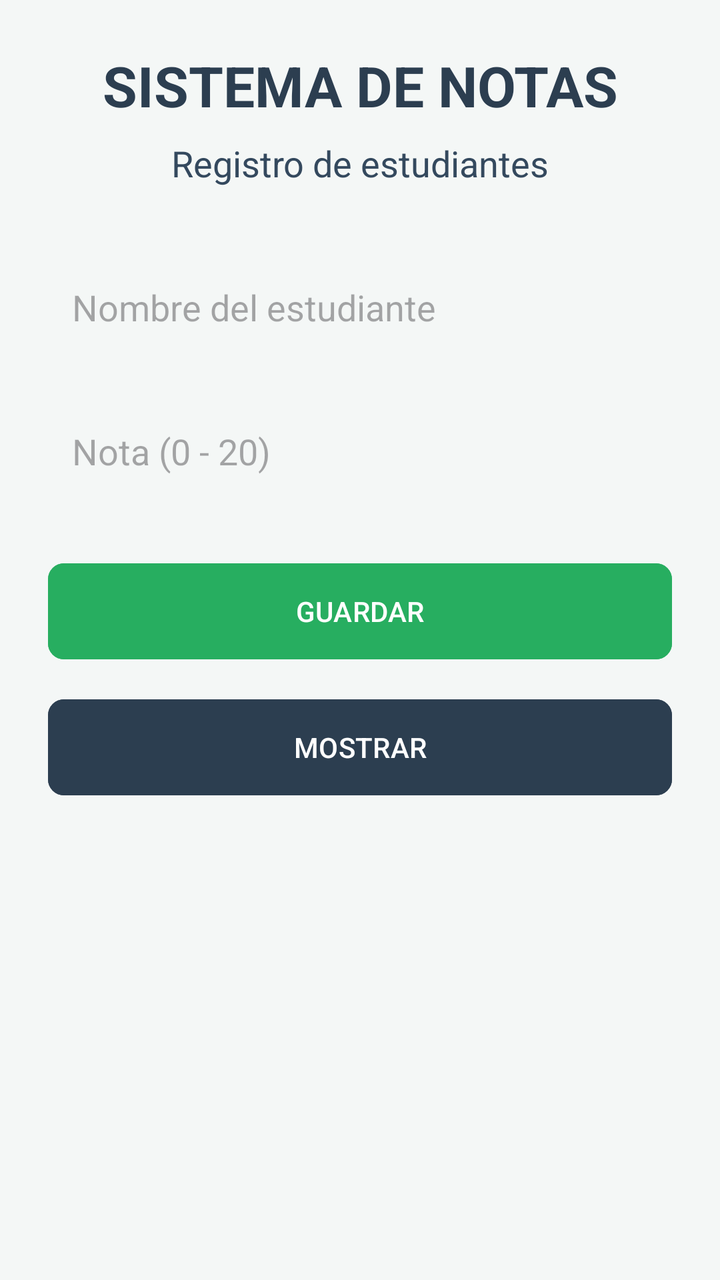
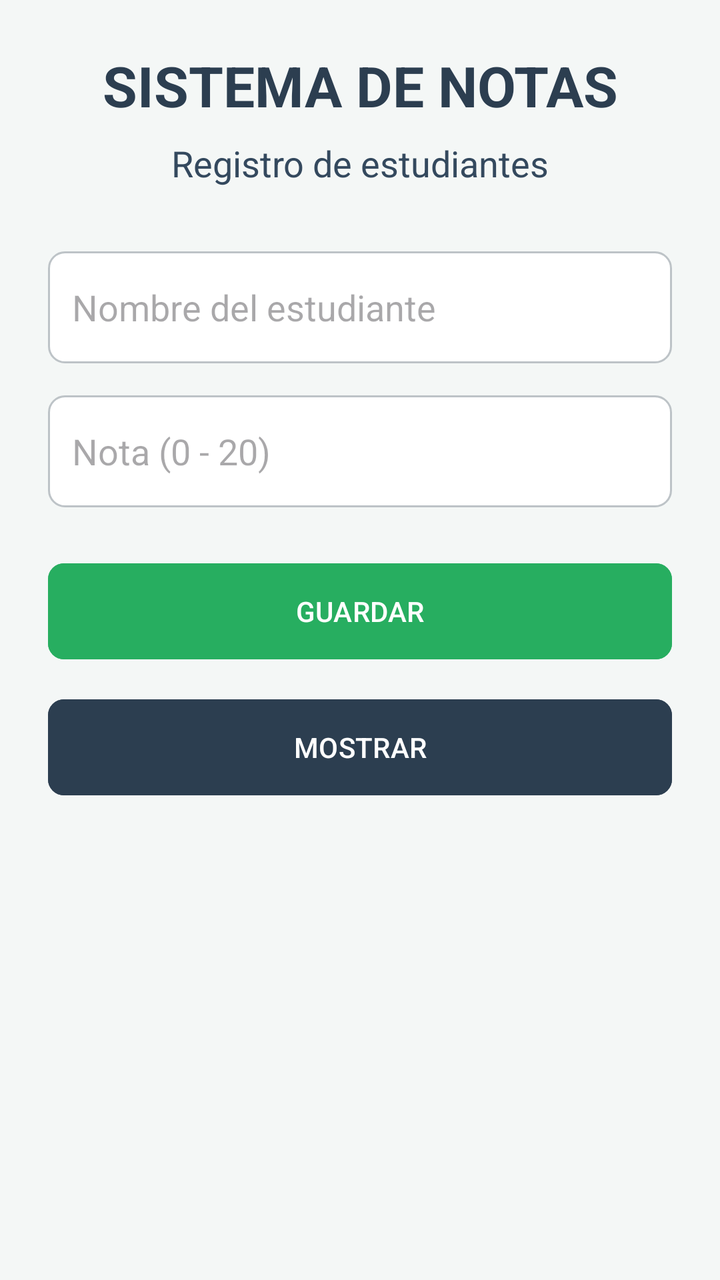

Two renders of the same Android screen: before a commit and after it. Below are the layout's source before the change and the commit's diff.
<!-- AndroidManifest.xml: application theme Theme.Sistemas_Notas -->
<!-- res/layout/activity_main.xml -->
<?xml version="1.0" encoding="utf-8"?>
<ScrollView xmlns:android="http://schemas.android.com/apk/res/android"
    xmlns:app="http://schemas.android.com/apk/res-auto"
    xmlns:tools="http://schemas.android.com/tools"
    android:layout_width="match_parent"
    android:layout_height="match_parent"
    android:background="@color/backgroundColor"
    android:fillViewport="true"
    tools:context=".MainActivity">

    <LinearLayout
        android:layout_width="match_parent"
        android:layout_height="wrap_content"
        android:orientation="vertical"
        android:padding="24dp">

        <TextView
            android:layout_width="match_parent"
            android:layout_height="wrap_content"
            android:text="@string/title_main"
            android:textColor="@color/primaryColor"
            android:textSize="28sp"
            android:textStyle="bold"
            android:gravity="center"
            android:layout_marginBottom="8dp"/>

        <TextView
            android:layout_width="match_parent"
            android:layout_height="wrap_content"
            android:text="@string/subtitle_main"
            android:textColor="@color/primaryLightColor"
            android:textSize="18sp"
            android:gravity="center"
            android:layout_marginBottom="32dp"/>

        <EditText
            android:id="@+id/etName"
            android:layout_width="match_parent"
            android:layout_height="56dp"
            android:hint="@string/hint_name"
            android:inputType="textPersonName"
            android:background="@android:color/transparent"
            android:paddingStart="12dp"
            android:paddingEnd="12dp"
            android:layout_marginBottom="16dp"
            android:autofillHints="name" />

        <EditText
            android:id="@+id/etGrade"
            android:layout_width="match_parent"
            android:layout_height="56dp"
            android:hint="@string/hint_grade"
            android:inputType="number"
            android:background="@android:color/transparent"
            android:paddingStart="12dp"
            android:paddingEnd="12dp"
            android:layout_marginBottom="24dp"
            android:autofillHints="none" />

        <Button
            android:id="@+id/btnSave"
            android:layout_width="match_parent"
            android:layout_height="56dp"
            android:text="@string/btn_save"
            android:backgroundTint="@color/secondaryColor"
            android:textColor="@color/white"
            android:layout_marginBottom="12dp"
            app:cornerRadius="8dp"/>

        <Button
            android:id="@+id/btnShow"
            android:layout_width="match_parent"
            android:layout_height="56dp"
            android:text="@string/btn_show"
            android:backgroundTint="@color/primaryColor"
            android:textColor="@color/white"
            android:layout_marginBottom="32dp"
            app:cornerRadius="8dp"/>

        <TextView
            android:id="@+id/tvResults"
            android:layout_width="match_parent"
            android:layout_height="wrap_content"
            android:text=""
            android:textColor="@color/textColor"
            android:textSize="16sp"
            android:lineSpacingExtra="4dp"/>

    </LinearLayout>
</ScrollView>
<!-- resources referenced by this layout -->
<resources>
  <color name="backgroundColor">#F4F7F6</color>
  <color name="primaryColor">#2C3E50</color>
  <color name="primaryLightColor">#34495E</color>
  <color name="secondaryColor">#27AE60</color>
  <color name="textColor">#2C3E50</color>
  <color name="white">#FFFFFF</color>
  <string name="btn_save">GUARDAR</string>
  <string name="btn_show">MOSTRAR</string>
  <string name="hint_grade">Nota (0 - 20)</string>
  <string name="hint_name">Nombre del estudiante</string>
  <string name="subtitle_main">Registro de estudiantes</string>
  <string name="title_main">SISTEMA DE NOTAS</string>
  <style name="Theme.Sistemas_Notas" parent="Base.Theme.Sistemas_Notas" />
  <style name="Base.Theme.Sistemas_Notas" parent="Theme.Material3.DayNight.NoActionBar">
          
          
      </style>
</resources>

<!-- the commit's change to res/layout/activity_main.xml (unified diff, before → after) -->
@@ -39,7 +39,7 @@
             android:layout_height="56dp"
             android:hint="@string/hint_name"
             android:inputType="textPersonName"
-            android:background="@android:color/transparent"
+            android:background="@drawable/edit_text_border"
             android:paddingStart="12dp"
             android:paddingEnd="12dp"
             android:layout_marginBottom="16dp"
@@ -51,7 +51,7 @@
             android:layout_height="56dp"
             android:hint="@string/hint_grade"
             android:inputType="number"
-            android:background="@android:color/transparent"
+            android:background="@drawable/edit_text_border"
             android:paddingStart="12dp"
             android:paddingEnd="12dp"
             android:layout_marginBottom="24dp"
<!-- resource entries referenced after the edit -->
@@ -6,6 +6,15 @@
   <color name="secondaryColor">#27AE60</color>
   <color name="textColor">#2C3E50</color>
   <color name="white">#FFFFFF</color>
+  <!-- drawable edit_text_border (drawable) -->
+  <?xml version="1.0" encoding="utf-8"?>
+  <shape xmlns:android="http://schemas.android.com/apk/res/android">
+      <solid android:color="@color/white" />
+      <stroke
+          android:width="1dp"
+          android:color="@color/gray" />
+      <corners android:radius="8dp" />
+  </shape>
   <string name="btn_save">GUARDAR</string>
   <string name="btn_show">MOSTRAR</string>
   <string name="hint_grade">Nota (0 - 20)</string>
@@ -13,6 +22,7 @@
   <string name="subtitle_main">Registro de estudiantes</string>
   <string name="title_main">SISTEMA DE NOTAS</string>
   <style name="Theme.Sistemas_Notas" parent="Base.Theme.Sistemas_Notas" />
+  <color name="gray">#BDC3C7</color>
   <style name="Base.Theme.Sistemas_Notas" parent="Theme.Material3.DayNight.NoActionBar">
           
           
